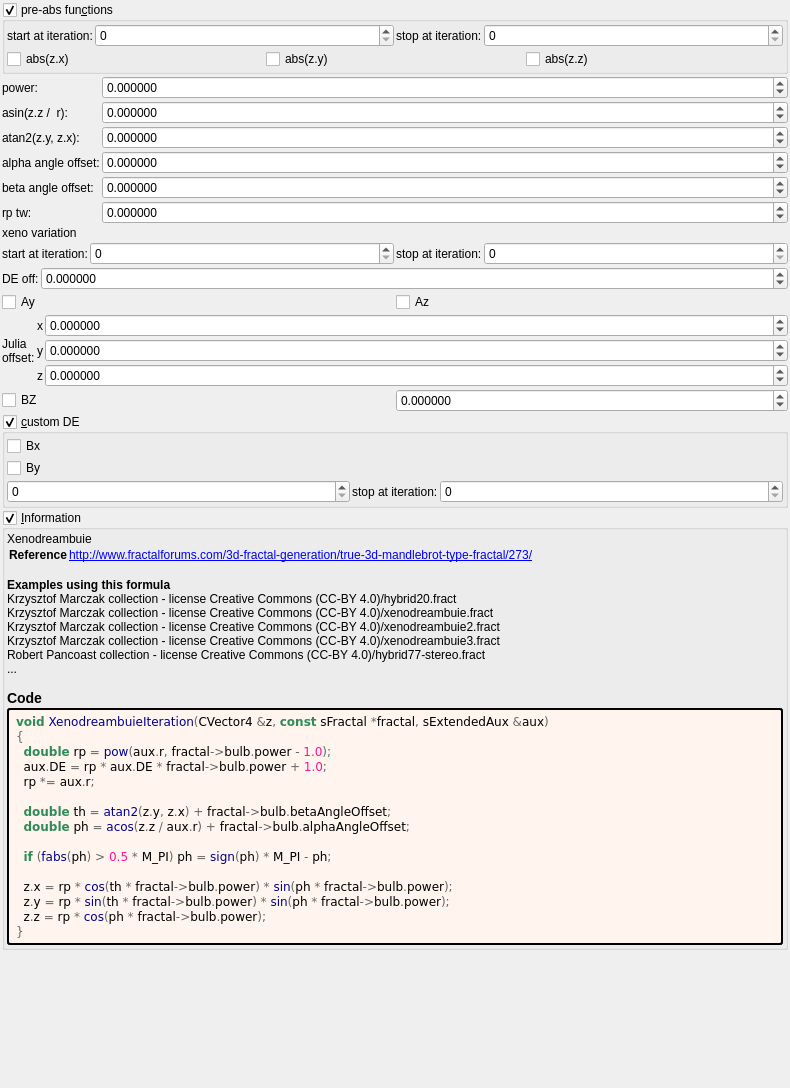
First picture: the form in mandelbulber2/formula/ui/xenodreambuie_v3.ui, repository buddhi1980/mandelbulber2, before the edit.
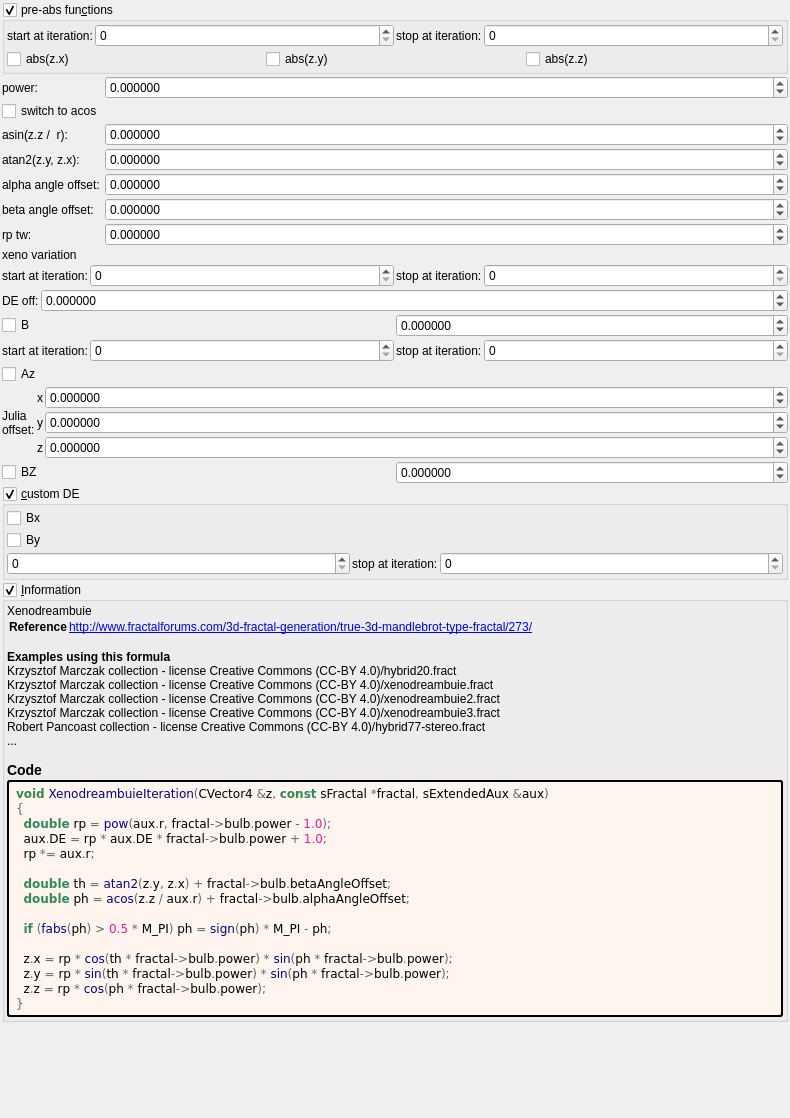
Second picture: the form after the edit. Custom widgets are drawn as their Qt base class.

What changed in the file:
```diff
--- a/mandelbulber2/formula/ui/xenodreambuie_v3.ui
+++ b/mandelbulber2/formula/ui/xenodreambuie_v3.ui
@@ -7,7 +7,7 @@
     <x>0</x>
     <y>0</y>
     <width>790</width>
-    <height>1088</height>
+    <height>1118</height>
    </rect>
   </property>
   <property name="windowTitle">
@@ -136,63 +136,14 @@
      <property name="spacing">
       <number>2</number>
      </property>
-     <item row="5" column="1">
-      <widget class="MyDoubleSpinBox" name="spinboxd_beta_angle_offset">
-       <property name="sizePolicy">
-        <sizepolicy hsizetype="Minimum" vsizetype="Maximum">
-         <horstretch>0</horstretch>
-         <verstretch>0</verstretch>
-        </sizepolicy>
+     <item row="3" column="0">
+      <widget class="QLabel" name="label_10">
+       <property name="text">
+        <string>asin(z.z /  r):</string>
        </property>
-       <property name="prefix">
-        <string/>
-       </property>
-       <property name="suffix">
-        <string/>
-       </property>
-       <property name="decimals">
-        <number>6</number>
-       </property>
-       <property name="minimum">
-        <double>-36000.000000000000000</double>
-       </property>
-       <property name="maximum">
-        <double>36000.000000000000000</double>
-       </property>
-       <property name="singleStep">
-        <double>0.100000000000000</double>
-       </property>
       </widget>
      </item>
-     <item row="1" column="1">
-      <widget class="MyDoubleSpinBox" name="spinbox_power">
-       <property name="sizePolicy">
-        <sizepolicy hsizetype="Minimum" vsizetype="Maximum">
-         <horstretch>0</horstretch>
-         <verstretch>0</verstretch>
-        </sizepolicy>
-       </property>
-       <property name="prefix">
-        <string/>
-       </property>
-       <property name="suffix">
-        <string/>
-       </property>
-       <property name="decimals">
-        <number>6</number>
-       </property>
-       <property name="minimum">
-        <double>-99.989999999999995</double>
-       </property>
-       <property name="maximum">
-        <double>99.989999999999995</double>
-       </property>
-       <property name="singleStep">
-        <double>0.100000000000000</double>
-       </property>
-      </widget>
-     </item>
-     <item row="6" column="1">
+     <item row="7" column="1">
       <widget class="MyDoubleSpinBox" name="spinbox_transf_offset_1">
        <property name="sizePolicy">
         <sizepolicy hsizetype="Minimum" vsizetype="Maximum">
@@ -220,35 +171,35 @@
        </property>
       </widget>
      </item>
-     <item row="2" column="1">
-      <widget class="MyDoubleSpinBox" name="spinbox_transf_scaleA_1">
-       <property name="sizePolicy">
-        <sizepolicy hsizetype="Minimum" vsizetype="Maximum">
-         <horstretch>0</horstretch>
-         <verstretch>0</verstretch>
-        </sizepolicy>
-       </property>
-       <property name="prefix">
-        <string/>
-       </property>
-       <property name="suffix">
-        <string/>
-       </property>
-       <property name="decimals">
-        <number>6</number>
-       </property>
-       <property name="minimum">
-        <double>-99.989999999999995</double>
-       </property>
-       <property name="maximum">
-        <double>99.989999999999995</double>
-       </property>
-       <property name="singleStep">
-        <double>0.100000000000000</double>
-       </property>
-      </widget>
-     </item>
      <item row="4" column="1">
+      <widget class="MyDoubleSpinBox" name="spinbox_transf_scaleB_1">
+       <property name="sizePolicy">
+        <sizepolicy hsizetype="Minimum" vsizetype="Maximum">
+         <horstretch>0</horstretch>
+         <verstretch>0</verstretch>
+        </sizepolicy>
+       </property>
+       <property name="prefix">
+        <string/>
+       </property>
+       <property name="suffix">
+        <string/>
+       </property>
+       <property name="decimals">
+        <number>6</number>
+       </property>
+       <property name="minimum">
+        <double>-99.989999999999995</double>
+       </property>
+       <property name="maximum">
+        <double>99.989999999999995</double>
+       </property>
+       <property name="singleStep">
+        <double>0.100000000000000</double>
+       </property>
+      </widget>
+     </item>
+     <item row="5" column="1">
       <widget class="MyDoubleSpinBox" name="spinboxd_alpha_angle_offset">
        <property name="sizePolicy">
         <sizepolicy hsizetype="Minimum" vsizetype="Maximum">
@@ -276,69 +227,62 @@
        </property>
       </widget>
      </item>
-     <item row="5" column="0">
+     <item row="4" column="0">
+      <widget class="QLabel" name="label_11">
+       <property name="text">
+        <string>atan2(z.y, z.x):</string>
+       </property>
+      </widget>
+     </item>
+     <item row="6" column="0">
       <widget class="QLabel" name="label_9">
        <property name="text">
         <string>beta angle offset:</string>
        </property>
       </widget>
      </item>
-     <item row="2" column="0">
-      <widget class="QLabel" name="label_10">
-       <property name="text">
-        <string>asin(z.z /  r):</string>
-       </property>
-      </widget>
-     </item>
-     <item row="6" column="0">
+     <item row="7" column="0">
       <widget class="QLabel" name="label_13">
        <property name="text">
         <string>rp tw:</string>
        </property>
       </widget>
      </item>
-     <item row="3" column="1">
-      <widget class="MyDoubleSpinBox" name="spinbox_transf_scaleB_1">
-       <property name="sizePolicy">
-        <sizepolicy hsizetype="Minimum" vsizetype="Maximum">
-         <horstretch>0</horstretch>
-         <verstretch>0</verstretch>
-        </sizepolicy>
-       </property>
-       <property name="prefix">
-        <string/>
-       </property>
-       <property name="suffix">
-        <string/>
-       </property>
-       <property name="decimals">
-        <number>6</number>
-       </property>
-       <property name="minimum">
-        <double>-99.989999999999995</double>
-       </property>
-       <property name="maximum">
-        <double>99.989999999999995</double>
-       </property>
-       <property name="singleStep">
-        <double>0.100000000000000</double>
-       </property>
-      </widget>
-     </item>
-     <item row="3" column="0">
-      <widget class="QLabel" name="label_11">
-       <property name="text">
-        <string>atan2(z.y, z.x):</string>
-       </property>
-      </widget>
-     </item>
-     <item row="4" column="0">
+     <item row="5" column="0">
       <widget class="QLabel" name="label_8">
        <property name="text">
         <string>alpha angle offset:</string>
        </property>
       </widget>
      </item>
+     <item row="1" column="1">
+      <widget class="MyDoubleSpinBox" name="spinbox_power">
+       <property name="sizePolicy">
+        <sizepolicy hsizetype="Minimum" vsizetype="Maximum">
+         <horstretch>0</horstretch>
+         <verstretch>0</verstretch>
+        </sizepolicy>
+       </property>
+       <property name="prefix">
+        <string/>
+       </property>
+       <property name="suffix">
+        <string/>
+       </property>
+       <property name="decimals">
+        <number>6</number>
+       </property>
+       <property name="minimum">
+        <double>-99.989999999999995</double>
+       </property>
+       <property name="maximum">
+        <double>99.989999999999995</double>
+       </property>
+       <property name="singleStep">
+        <double>0.100000000000000</double>
+       </property>
+      </widget>
+     </item>
      <item row="1" column="0">
       <widget class="QLabel" name="label_12">
        <property name="text">
@@ -346,6 +290,69 @@
        </property>
       </widget>
      </item>
+     <item row="6" column="1">
+      <widget class="MyDoubleSpinBox" name="spinboxd_beta_angle_offset">
+       <property name="sizePolicy">
+        <sizepolicy hsizetype="Minimum" vsizetype="Maximum">
+         <horstretch>0</horstretch>
+         <verstretch>0</verstretch>
+        </sizepolicy>
+       </property>
+       <property name="prefix">
+        <string/>
+       </property>
+       <property name="suffix">
+        <string/>
+       </property>
+       <property name="decimals">
+        <number>6</number>
+       </property>
+       <property name="minimum">
+        <double>-36000.000000000000000</double>
+       </property>
+       <property name="maximum">
+        <double>36000.000000000000000</double>
+       </property>
+       <property name="singleStep">
+        <double>0.100000000000000</double>
+       </property>
+      </widget>
+     </item>
+     <item row="3" column="1">
+      <widget class="MyDoubleSpinBox" name="spinbox_transf_scaleA_1">
+       <property name="sizePolicy">
+        <sizepolicy hsizetype="Minimum" vsizetype="Maximum">
+         <horstretch>0</horstretch>
+         <verstretch>0</verstretch>
+        </sizepolicy>
+       </property>
+       <property name="prefix">
+        <string/>
+       </property>
+       <property name="suffix">
+        <string/>
+       </property>
+       <property name="decimals">
+        <number>6</number>
+       </property>
+       <property name="minimum">
+        <double>-99.989999999999995</double>
+       </property>
+       <property name="maximum">
+        <double>99.989999999999995</double>
+       </property>
+       <property name="singleStep">
+        <double>0.100000000000000</double>
+       </property>
+      </widget>
+     </item>
+     <item row="2" column="0">
+      <widget class="MyCheckBox" name="checkBox_transf_function_enabledSw_false">
+       <property name="text">
+        <string notr="true">switch to acos</string>
+       </property>
+      </widget>
+     </item>
     </layout>
    </item>
    <item>
@@ -447,21 +454,99 @@
    <item>
     <layout class="QHBoxLayout" name="horizontalLayout_24" stretch="0,0">
      <item>
-      <widget class="MyCheckBox" name="checkBox_transf_function_enabledAy_false">
+      <widget class="MyCheckBox" name="checkBox_transf_function_enabledB_false">
        <property name="text">
-        <string notr="true">Ay</string>
+        <string notr="true">B</string>
        </property>
       </widget>
      </item>
      <item>
-      <widget class="MyCheckBox" name="checkBox_transf_function_enabledAz_false">
+      <widget class="MyDoubleSpinBox" name="spinbox_transf_scaleB_0">
+       <property name="sizePolicy">
+        <sizepolicy hsizetype="Minimum" vsizetype="Maximum">
+         <horstretch>0</horstretch>
+         <verstretch>0</verstretch>
+        </sizepolicy>
+       </property>
+       <property name="prefix">
+        <string/>
+       </property>
+       <property name="suffix">
+        <string/>
+       </property>
+       <property name="decimals">
+        <number>6</number>
+       </property>
+       <property name="minimum">
+        <double>-99.989999999999995</double>
+       </property>
+       <property name="maximum">
+        <double>99.989999999999995</double>
+       </property>
+       <property name="singleStep">
+        <double>0.100000000000000</double>
+       </property>
+      </widget>
+     </item>
+    </layout>
+   </item>
+   <item>
+    <layout class="QHBoxLayout" name="horizontalLayout_19" stretch="0,1,0,1">
+     <item>
+      <widget class="QLabel" name="label_99">
        <property name="text">
-        <string notr="true">Az</string>
+        <string>start at iteration:</string>
        </property>
       </widget>
      </item>
+     <item>
+      <widget class="MySpinBox" name="spinboxInt_transf_start_iterations_B">
+       <property name="sizePolicy">
+        <sizepolicy hsizetype="Minimum" vsizetype="Maximum">
+         <horstretch>0</horstretch>
+         <verstretch>0</verstretch>
+        </sizepolicy>
+       </property>
+       <property name="minimum">
+        <number>0</number>
+       </property>
+       <property name="maximum">
+        <number>999</number>
+       </property>
+       <property name="value">
+        <number>0</number>
+       </property>
+      </widget>
+     </item>
+     <item>
+      <widget class="QLabel" name="label_71">
+       <property name="text">
+        <string>stop at iteration:</string>
+       </property>
+      </widget>
+     </item>
+     <item>
+      <widget class="MySpinBox" name="spinboxInt_transf_stop_iterations_B">
+       <property name="sizePolicy">
+        <sizepolicy hsizetype="Preferred" vsizetype="Maximum">
+         <horstretch>0</horstretch>
+         <verstretch>0</verstretch>
+        </sizepolicy>
+       </property>
+       <property name="maximum">
+        <number>999</number>
+       </property>
+      </widget>
+     </item>
     </layout>
    </item>
+   <item>
+    <widget class="MyCheckBox" name="checkBox_transf_function_enabledAz_false">
+     <property name="text">
+      <string notr="true">Az</string>
+     </property>
+    </widget>
+   </item>
    <item>
     <layout class="QGridLayout" name="gridLayout_14" columnstretch="0,0,1">
      <property name="spacing">
```
